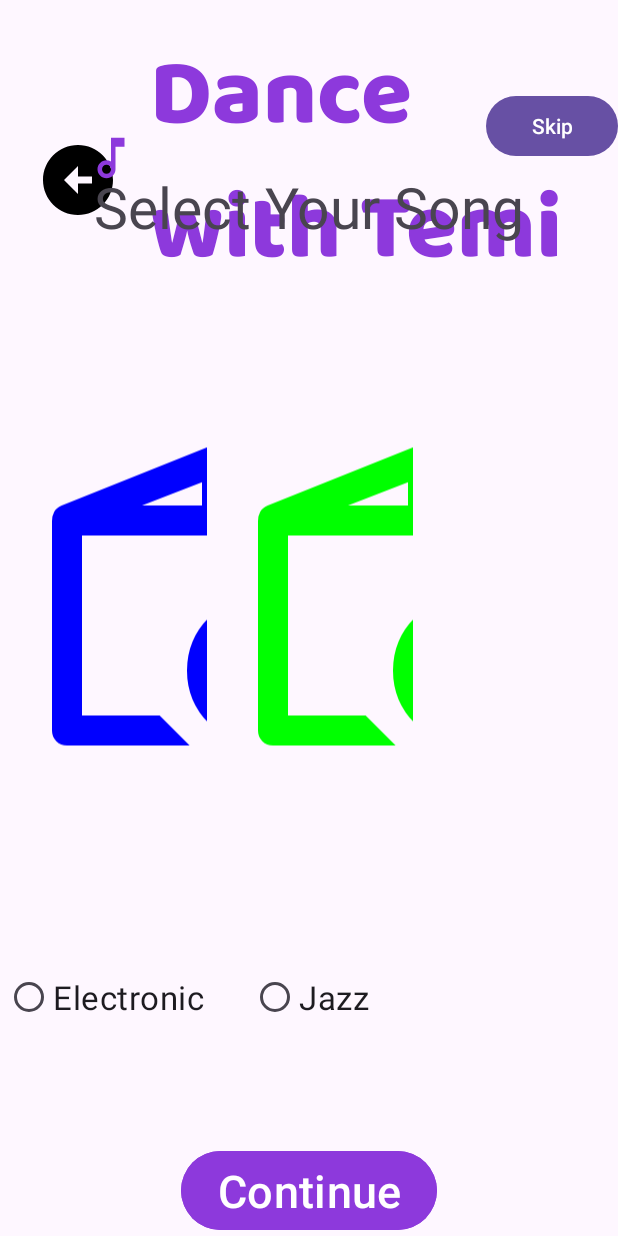
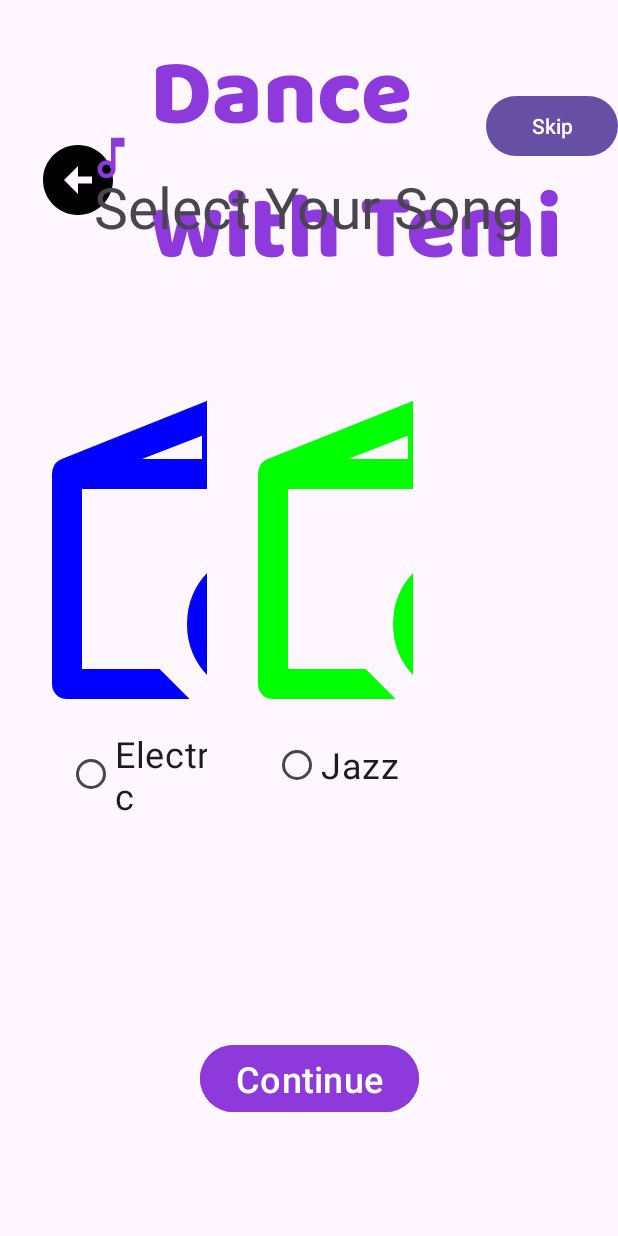
Before and after one commit to niamhcahill10/TemiDance, an Android app: the SongSelectionFragment screen opened through its navigation route, on a phone screen of 412 x 824 dp. Run offline under Robolectric (Android 15) with nearby library versions, the phone set to English and light mode, and no system bars; libraries missing offline, so code that uses them is left out: com.robotemi.sdk; 2 statements that could not run were skipped.

Commit message:
UI fixes - gaps, button text size consistency, dance and song label consistency, toggle button size increase, and fragment class names consistent

```diff
--- a/app/src/main/java/com/example/temiv1/adapters/DanceMoveAdapter.kt
+++ b/app/src/main/java/com/example/temiv1/adapters/DanceMoveAdapter.kt
@@ -31,7 +31,7 @@ class DanceMoveAdapter(private val moves: List<DanceMove>) :
         val move = moves[position]
         holder.checkBox.text = move.name
         holder.checkBox.isChecked = selectedMoves.contains(move)
-        holder.checkBox.setTextSize(TypedValue.COMPLEX_UNIT_SP, 22f)
+        holder.checkBox.setTextSize(TypedValue.COMPLEX_UNIT_SP, 24f)
 
         holder.checkBox.setOnCheckedChangeListener(null) // Avoid recycled listeners
         holder.checkBox.setOnCheckedChangeListener { _, isChecked ->
--- a/app/src/main/java/com/example/temiv1/adapters/SongAdapter.kt
+++ b/app/src/main/java/com/example/temiv1/adapters/SongAdapter.kt
@@ -54,7 +54,7 @@ class SongAdapter(private val songs: List<Song>) :
         }
 
         holder.radioButton.text = song.genre
-        holder.radioButton.setTextSize(TypedValue.COMPLEX_UNIT_SP, 22f)
+        holder.radioButton.setTextSize(TypedValue.COMPLEX_UNIT_SP, 24f)
         bindSelection(holder, song, position)
 
         val imageView: ImageView = holder.itemView.findViewById(R.id.iv_song)
--- a/app/src/main/java/com/example/temiv1/dance/data/Song.kt
+++ b/app/src/main/java/com/example/temiv1/dance/data/Song.kt
@@ -3,7 +3,7 @@ package com.example.temiv1.dance.data
 import android.os.Parcelable
 import kotlinx.parcelize.Parcelize
 
-@Parcelize
+@Parcelize // For passing objects between fragments
 data class Song(
     val name: String,
     val level: DifficultyLevel,
--- a/app/src/main/java/com/example/temiv1/ui/fragments/dance_session/AdjustDistanceFragment.kt
+++ b/app/src/main/java/com/example/temiv1/ui/fragments/dance_session/AdjustDistanceFragment.kt
@@ -16,7 +16,7 @@ import com.robotemi.sdk.TtsRequest
 import kotlinx.coroutines.delay
 import kotlinx.coroutines.launch
 
-class AdjustDistance : BaseFragment() {
+class AdjustDistanceFragment : BaseFragment() {
     private lateinit var textView: TextView
     private val sessionViewModel: DanceSessionViewModel by activityViewModels()
 
--- a/app/src/main/java/com/example/temiv1/ui/fragments/dance_session/DanceMoveSelectionFragment.kt
+++ b/app/src/main/java/com/example/temiv1/ui/fragments/dance_session/DanceMoveSelectionFragment.kt
@@ -25,7 +25,7 @@ import com.robotemi.sdk.TtsRequest
 import kotlinx.coroutines.delay
 import kotlinx.coroutines.launch
 
-class DanceMoveSelection : BaseFragment() {
+class DanceMoveSelectionFragment : BaseFragment() {
     private lateinit var recyclerView: RecyclerView
     private lateinit var adapter: DanceMoveAdapter
     private val sessionViewModel: DanceSessionViewModel by activityViewModels()
--- a/app/src/main/java/com/example/temiv1/ui/fragments/dance_session/VideoPlayingFragment.kt
+++ b/app/src/main/java/com/example/temiv1/ui/fragments/dance_session/VideoPlayingFragment.kt
@@ -18,7 +18,7 @@ import com.example.temiv1.R
 import com.example.temiv1.analytics.CsvLogger
 import com.example.temiv1.base.BaseFragment
 
-class VideoPlaying : BaseFragment() {
+class VideoPlayingFragment : BaseFragment() {
 
     private val sessionViewModel: DanceSessionViewModel by activityViewModels()
 
--- a/app/src/main/res/layout/buttons_yes_no.xml
+++ b/app/src/main/res/layout/buttons_yes_no.xml
@@ -13,7 +13,7 @@
         android:minWidth="160dp"
         android:maxWidth="240dp"
         android:text="@string/yes"
-        android:textSize="30sp"
+        android:textSize="24sp"
         android:backgroundTint="@color/purple_text"
         app:layout_constraintTop_toTopOf="parent"
         app:layout_constraintBottom_toBottomOf="parent"
@@ -28,7 +28,7 @@
         android:minWidth="160dp"
         android:maxWidth="240dp"
         android:text="@string/no"
-        android:textSize="30sp"
+        android:textSize="24sp"
         android:backgroundTint="@color/purple_text"
         app:layout_constraintTop_toTopOf="parent"
         app:layout_constraintBottom_toBottomOf="parent"
--- a/app/src/main/res/layout/fragment_adjust_distance.xml
+++ b/app/src/main/res/layout/fragment_adjust_distance.xml
@@ -34,7 +34,7 @@
         android:layout_marginTop="52dp"
         android:backgroundTint="@color/purple_text"
         android:text="@string/play_video"
-        android:textSize="30sp"
+        android:textSize="24sp"
         app:layout_constraintEnd_toEndOf="parent"
         app:layout_constraintStart_toStartOf="parent"
         app:layout_constraintTop_toBottomOf="@id/textView" />
--- a/app/src/main/res/layout/fragment_intro.xml
+++ b/app/src/main/res/layout/fragment_intro.xml
@@ -37,7 +37,7 @@
         android:layout_width="wrap_content"
         android:layout_height="wrap_content"
         android:text="@string/btn_continue"
-        android:textSize="30sp"
+        android:textSize="24sp"
         android:backgroundTint="@color/purple_text"
         android:layout_marginTop="@dimen/spacing_large"
         app:layout_constraintBottom_toBottomOf="parent"
--- a/app/src/main/res/layout/fragment_progression.xml
+++ b/app/src/main/res/layout/fragment_progression.xml
@@ -80,10 +80,11 @@
         android:layout_width="wrap_content"
         android:layout_height="wrap_content"
         android:layout_marginEnd="16dp"
+        android:layout_marginTop="16dp"
         android:backgroundTint="@color/purple_text"
         android:text="@string/end_session"
         android:textSize="24sp"
         app:layout_constraintEnd_toEndOf="parent"
-        app:layout_constraintTop_toBottomOf="@id/top_bar" />
+        app:layout_constraintTop_toTopOf="@id/top_bar" />
 
 </androidx.constraintlayout.widget.ConstraintLayout>
--- a/app/src/main/res/layout/fragment_song_selection.xml
+++ b/app/src/main/res/layout/fragment_song_selection.xml
@@ -26,7 +26,7 @@
     <androidx.recyclerview.widget.RecyclerView
         android:id="@+id/recycler_songs"
         android:layout_width="wrap_content"
-        android:layout_height="0dp"
+        android:layout_height="wrap_content"
         android:layout_marginStart="1dp"
         android:layout_marginBottom="1dp"
         android:clipToPadding="false"
@@ -42,7 +42,7 @@
         android:layout_height="wrap_content"
         android:layout_marginTop="65dp"
         android:text="@string/btn_continue"
-        android:textSize="30sp"
+        android:textSize="24sp"
         android:backgroundTint="@color/purple_text"
         app:layout_constraintBottom_toBottomOf="parent"
         app:layout_constraintEnd_toEndOf="parent"
--- a/app/src/main/res/layout/item_song.xml
+++ b/app/src/main/res/layout/item_song.xml
@@ -8,7 +8,7 @@
     <ImageView
         android:id="@+id/iv_song"
         android:layout_width="240dp"
-        android:layout_height="0dp"
+        android:layout_height="240dp"
         android:layout_marginStart="4dp"
         android:layout_marginTop="4dp"
         android:layout_marginBottom="14dp"
@@ -22,10 +22,8 @@
         android:id="@+id/rb_song"
         android:layout_width="wrap_content"
         android:layout_height="wrap_content"
-        android:layout_marginBottom="8dp"
-        app:layout_constraintBottom_toBottomOf="parent"
-        app:layout_constraintEnd_toEndOf="parent"
-        app:layout_constraintStart_toStartOf="parent"
+        android:layout_marginStart="40dp"
+        app:layout_constraintStart_toStartOf="@+id/iv_song"
         app:layout_constraintTop_toBottomOf="@+id/iv_song" />
 
 </androidx.constraintlayout.widget.ConstraintLayout>
```
Also changed, not shown: app/src/main/res/layout/fragment_dance_move_selection.xml (+4 -3 lines).
